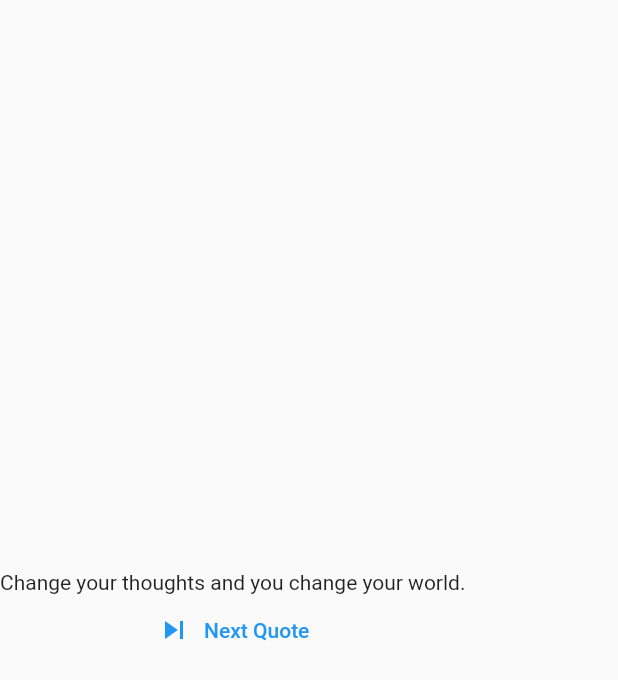
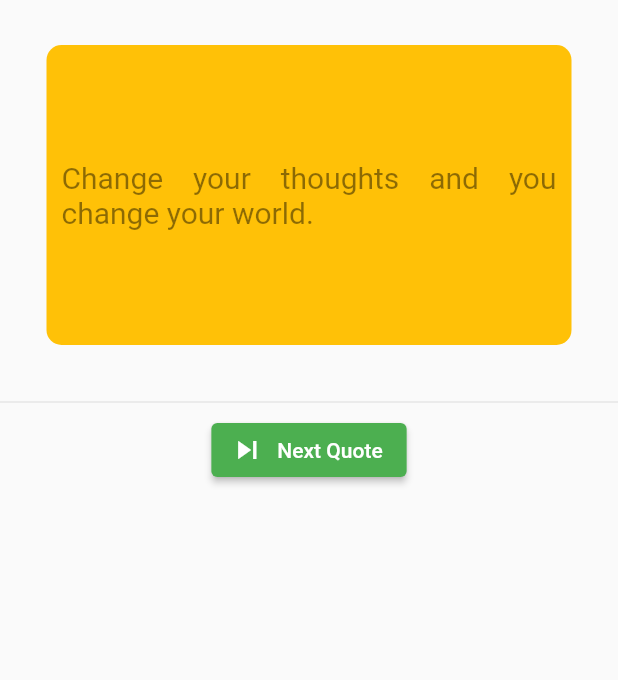
Before and after one commit to mahdiyarz/quotes_app, a Flutter app: the screen it shows after launch, on a phone screen of 412 x 824 dp. Shown: the top 680 px of the screen. Run offline on Flutter 3.47's test engine with Material 2 defaults, Android fonts, the phone set to English and light mode, and no system bars.

Commit message:
Work on style

```diff
--- a/lib/ui/home.dart
+++ b/lib/ui/home.dart
@@ -18,16 +18,38 @@ class _WisdomState extends State<Wisdom> {
   @override
   Widget build(BuildContext context) {
     return Scaffold(
-        body: Column(
-      mainAxisAlignment: MainAxisAlignment.center,
-      children: [
-        Text(qoutes[index % qoutes.length]),
-        TextButton.icon(
+      body: Column(
+        mainAxisAlignment: MainAxisAlignment.center,
+        children: [
+          Container(
+            width: 350,
+            height: 200,
+            margin: const EdgeInsets.all(30),
+            padding: const EdgeInsets.all(10),
+            decoration: BoxDecoration(
+                borderRadius: BorderRadius.circular(10), color: Colors.amber),
+            child: Center(
+              child: Text(
+                qoutes[index % qoutes.length],
+                style: const TextStyle(
+                  fontSize: 20,
+                  color: Colors.black45,
+                ),
+                textAlign: TextAlign.justify,
+              ),
+            ),
+          ),
+          const Divider(),
+          ElevatedButton.icon(
+            style: ElevatedButton.styleFrom(primary: Colors.green),
             onPressed: _showNextQuote,
-            icon: Icon(Icons.skip_next),
-            label: Text('Next Quote'))
-      ],
-    ));
+            icon: const Icon(Icons.skip_next),
+            label: const Text('Next Quote'),
+          ),
+          const Spacer(),
+        ],
+      ),
+    );
   }
 
   void _showNextQuote() {
```
